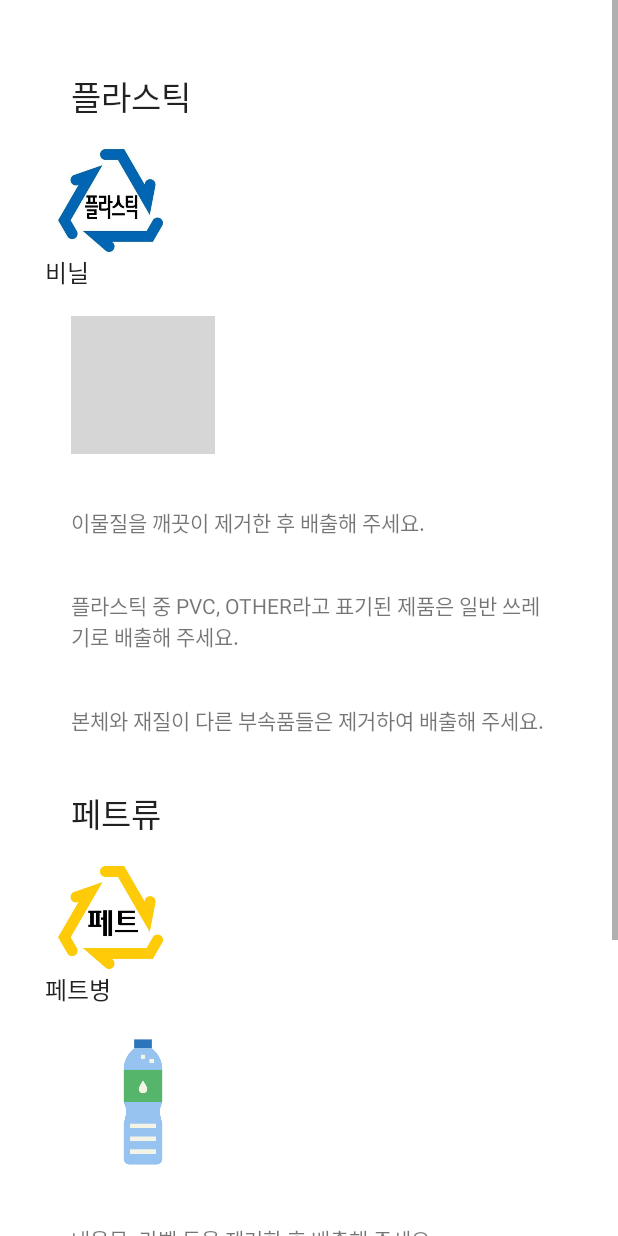
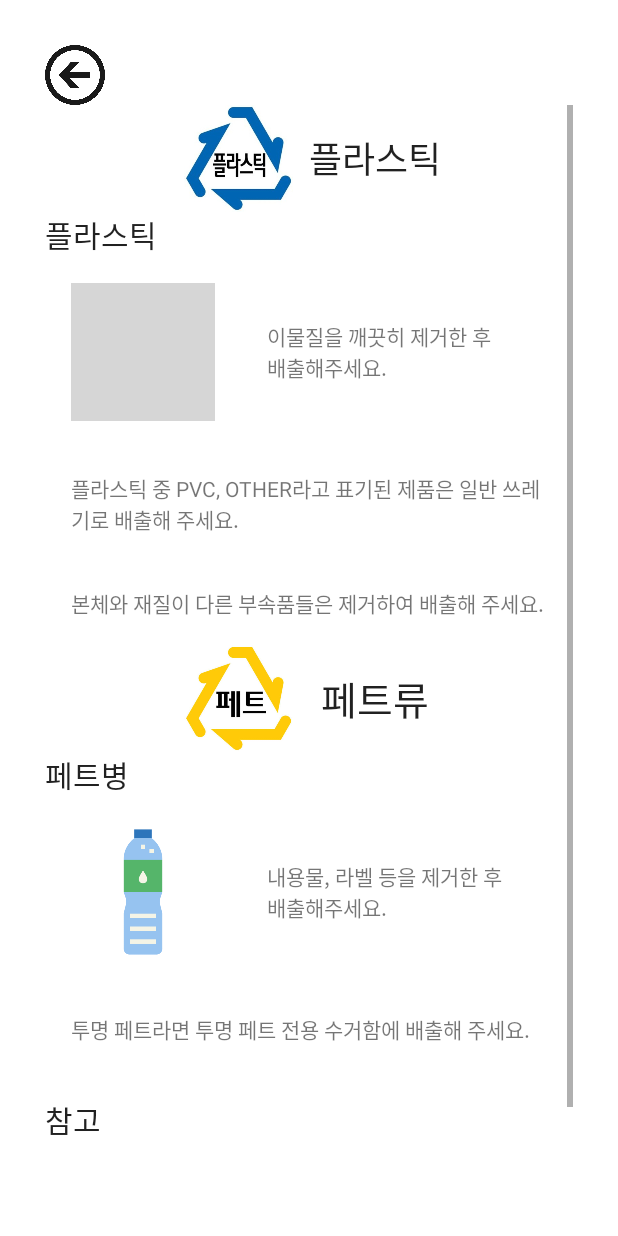
Before and after one commit to YRim99/reGardening-test, an Android app: the layout activity_plastic.xml on its own in the app's theme, with its tools: preview values and no code run, on a phone screen of 412 x 824 dp. Run offline under Robolectric (Android 15) with nearby library versions, the phone set to English and light mode, and no system bars; grey boxes are pictures that could not be loaded.

Commit message:
tip_plastic 끝

```diff
--- a/app/src/main/java/com/example/regardening_test/plastic.kt
+++ b/app/src/main/java/com/example/regardening_test/plastic.kt
@@ -1,11 +1,21 @@
 package com.example.regardening_test
 
+import android.content.Intent
 import androidx.appcompat.app.AppCompatActivity
 import android.os.Bundle
+import android.widget.Button
 
 class plastic : AppCompatActivity() {
+    lateinit var back: Button
+
     override fun onCreate(savedInstanceState: Bundle?) {
         super.onCreate(savedInstanceState)
         setContentView(R.layout.activity_plastic)
+        back = findViewById<Button>(R.id.back)
+
+        back.setOnClickListener {
+            var intent = Intent(this, separate::class.java)
+            startActivity(intent)
+        }
     }
 }
--- a/app/src/main/res/layout/activity_plastic.xml
+++ b/app/src/main/res/layout/activity_plastic.xml
@@ -1,26 +1,48 @@
 <?xml version="1.0" encoding="utf-8"?>
-<ScrollView xmlns:android="http://schemas.android.com/apk/res/android"
-    xmlns:app="http://schemas.android.com/apk/res-auto"
+<LinearLayout xmlns:app="http://schemas.android.com/apk/res-auto"
     xmlns:tools="http://schemas.android.com/tools"
+    android:layout_height="match_parent"
+    android:layout_width="match_parent"
+    xmlns:android="http://schemas.android.com/apk/res/android"
+    android:layout_marginStart="30dp"
+    android:layout_marginTop="30dp"
+    android:layout_marginEnd="30dp"
+    android:layout_marginBottom="30dp"
+    android:orientation="vertical">
+
+    <ImageButton
+        android:id="@+id/back"
+        android:layout_width="40dp"
+        android:layout_height="40dp"
+        android:width="50dp"
+        android:height="50dp"
+        android:background="#00ff0000"
+        android:src="@drawable/back_arrow"
+        android:scaleType="centerInside"/>
+
+    <ScrollView
         android:layout_width="match_parent"
         android:layout_height="match_parent"
-    tools:context=".plastic">
+        tools:context=".paper">
 
     <LinearLayout
         android:layout_width="match_parent"
         android:layout_height="wrap_content"
         android:orientation="vertical"
-        android:fillViewport="true"
-        android:padding="30dp">
+        android:fillViewport="true">
 
+        <androidx.constraintlayout.widget.ConstraintLayout
+            android:layout_width="match_parent"
+            android:layout_height="match_parent">
 
-        <TextView
-            android:id="@+id/plastic_1"
-            android:layout_width="match_parent"
-            android:layout_height="wrap_content"
-            android:layout_margin="17dp"
-            android:text="플라스틱"
-            android:textAppearance="@style/TextAppearance.AppCompat.Large" />
+            <LinearLayout
+                android:layout_width="182dp"
+                android:layout_height="match_parent"
+                android:orientation="horizontal"
+                app:layout_constraintBottom_toBottomOf="parent"
+                app:layout_constraintEnd_toEndOf="parent"
+                app:layout_constraintStart_toStartOf="parent"
+                app:layout_constraintTop_toTopOf="parent">
 
                 <ImageView
                     android:id="@+id/plastic_2"
@@ -28,13 +50,33 @@
                     android:layout_height="71dp"
                     app:srcCompat="@drawable/plastic" />
 
+                <LinearLayout
+                    android:layout_width="match_parent"
+                    android:layout_height="match_parent">
+
                     <TextView
-            android:id="@+id/vinil_3"
+                        android:id="@+id/plastic_1"
+                        android:layout_width="match_parent"
+                        android:layout_height="match_parent"
+                        android:text="플라스틱"
+                        android:textAppearance="@style/TextAppearance.AppCompat.Large"
+                        android:textSize="24sp"
+                        android:gravity="center"/>
+                </LinearLayout>
+            </LinearLayout>
+        </androidx.constraintlayout.widget.ConstraintLayout>
+
+        <TextView
+            android:id="@+id/plastic"
             android:layout_width="match_parent"
             android:layout_height="wrap_content"
-            android:text="비닐"
+            android:text="플라스틱"
             android:textAppearance="@style/TextAppearance.AppCompat.Large"
-            android:textSize="16sp" />
+            android:textSize="20sp" />
+
+        <LinearLayout
+            android:layout_width="match_parent"
+            android:layout_height="match_parent">
 
             <ImageView
                 android:id="@+id/imageView"
@@ -43,12 +85,23 @@
                 android:layout_margin="17dp"
                 app:srcCompat="@drawable/plasic_1" />
 
+            <androidx.constraintlayout.widget.ConstraintLayout
+                android:layout_width="match_parent"
+                android:layout_height="match_parent">
+
                 <TextView
-            android:id="@+id/plastic_explanation"
+                    android:id="@+id/plastic_explaneation"
                     android:layout_width="match_parent"
                     android:layout_height="wrap_content"
                     android:layout_margin="17dp"
-            android:text="이물질을 깨끗이 제거한 후 배출해 주세요." />
+                    android:text="이물질을 깨끗히 제거한 후
+                                  배출해주세요."
+                    android:textSize="14sp"
+                    app:layout_constraintBottom_toBottomOf="parent"
+                    app:layout_constraintTop_toTopOf="parent"
+                    tools:layout_editor_absoluteX="18dp" />
+            </androidx.constraintlayout.widget.ConstraintLayout>
+        </LinearLayout>
 
         <TextView
             android:id="@+id/plastic_explanation1"
@@ -63,51 +116,96 @@
             android:layout_height="wrap_content"
             android:layout_margin="17dp"
             android:text="본체와 재질이 다른 부속품들은 제거하여 배출해 주세요." />
-        <TextView
-            android:id="@+id/plastic_3"
+
+        <androidx.constraintlayout.widget.ConstraintLayout
             android:layout_width="match_parent"
-            android:layout_height="wrap_content"
-            android:layout_margin="17dp"
-            android:text="페트류"
-            android:textAppearance="@style/TextAppearance.AppCompat.Large" />
+            android:layout_height="match_parent">
+
+            <LinearLayout
+                android:layout_width="182dp"
+                android:layout_height="match_parent"
+                android:orientation="horizontal"
+                app:layout_constraintBottom_toBottomOf="parent"
+                app:layout_constraintEnd_toEndOf="parent"
+                app:layout_constraintStart_toStartOf="parent"
+                app:layout_constraintTop_toTopOf="parent">
 
                 <ImageView
-            android:id="@+id/plastic_4"
+                    android:id="@+id/plastic_3"
                     android:layout_width="87dp"
                     android:layout_height="71dp"
                     app:srcCompat="@drawable/pet1" />
+
+                <LinearLayout
+                    android:layout_width="match_parent"
+                    android:layout_height="match_parent">
+
+                    <TextView
+                        android:id="@+id/plastic_4"
+                        android:layout_width="match_parent"
+                        android:layout_height="match_parent"
+                        android:text="페트류"
+                        android:textAppearance="@style/TextAppearance.AppCompat.Large"
+                        android:textSize="26sp"
+                        android:gravity="center"/>
+                </LinearLayout>
+            </LinearLayout>
+        </androidx.constraintlayout.widget.ConstraintLayout>
+
         <TextView
             android:id="@+id/plastic_5"
             android:layout_width="match_parent"
             android:layout_height="wrap_content"
             android:text="페트병"
             android:textAppearance="@style/TextAppearance.AppCompat.Large"
-            android:textSize="16sp" />
+            android:textSize="20sp" />
+
+        <LinearLayout
+            android:layout_width="match_parent"
+            android:layout_height="match_parent">
+
             <ImageView
                 android:id="@+id/imageView1"
                 android:layout_width="96dp"
                 android:layout_height="92dp"
                 android:layout_margin="17dp"
                 app:srcCompat="@drawable/pet" />
+
+            <androidx.constraintlayout.widget.ConstraintLayout
+                android:layout_width="match_parent"
+                android:layout_height="match_parent">
+
                 <TextView
-            android:id="@+id/plastic_explanation3"
+                    android:id="@+id/plastic_explaneation3"
                     android:layout_width="match_parent"
                     android:layout_height="wrap_content"
                     android:layout_margin="17dp"
-            android:text="내용물, 라벨 등을 제거한 후 배출해 주세요." />
+                    android:text="내용물, 라벨 등을 제거한 후
+                                  배출해주세요."
+                    android:textSize="14sp"
+                    app:layout_constraintBottom_toBottomOf="parent"
+                    app:layout_constraintTop_toTopOf="parent"
+                    tools:layout_editor_absoluteX="18dp" />
+            </androidx.constraintlayout.widget.ConstraintLayout>
+        </LinearLayout>
+
+
         <TextView
             android:id="@+id/plastic_explanation4"
             android:layout_width="match_parent"
             android:layout_height="wrap_content"
             android:layout_margin="17dp"
             android:text="투명 페트라면 투명 페트 전용 수거함에 배출해 주세요." />
+
         <TextView
-            android:id="@+id/explanaiton"
+            android:id="@+id/paper_3"
             android:layout_width="match_parent"
             android:layout_height="wrap_content"
-            android:layout_margin="17dp"
             android:text="참고"
-            android:textAppearance="@style/TextAppearance.AppCompat.Large" />
+            android:layout_marginTop="17dp"
+            android:layout_marginBottom="17dp"
+            android:textAppearance="@style/TextAppearance.AppCompat.Large"
+            android:textSize="20sp" />
 
         <TextView
             android:id="@+id/explanation2"
@@ -118,3 +216,4 @@
 
     </LinearLayout>
 </ScrollView>
+</LinearLayout>
```
Lines whose indentation alone changed are shown as unchanged.
